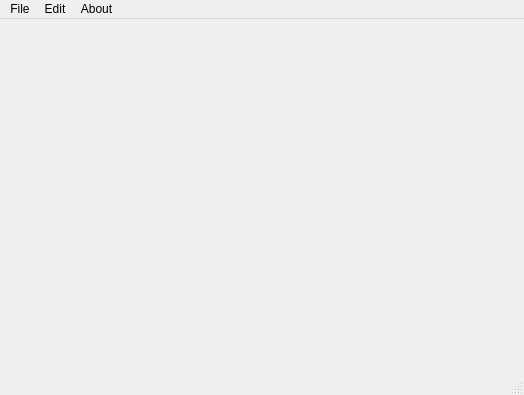
This is resources/forms/ImageViewer.ui in ShenyaoKe/Kaguya as Qt 5 draws it before an edit. The edited form follows.
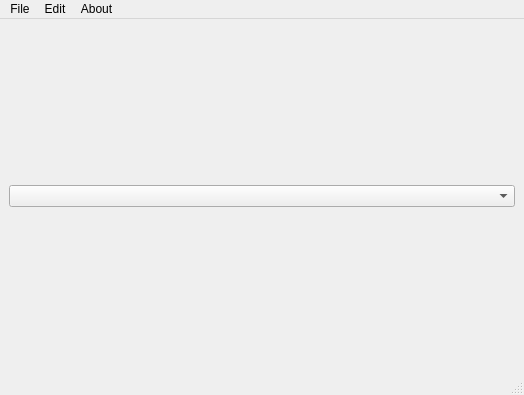
This is the edited form.

Commit message: add support for render pass preview switch.

Patch:
```diff
--- a/resources/forms/ImageViewer.ui
+++ b/resources/forms/ImageViewer.ui
@@ -20,7 +20,10 @@
    <string>Image Viewer</string>
   </property>
   <widget class="QWidget" name="centralwidget">
-   <layout class="QHBoxLayout" name="horizontalLayout_2">
+   <layout class="QVBoxLayout" name="verticalLayout">
+    <item>
+     <widget class="QComboBox" name="display_t"/>
+    </item>
     <item>
      <layout class="QVBoxLayout" name="img_panel">
       <property name="sizeConstraint">
```
The commit also changes 2 other files.
